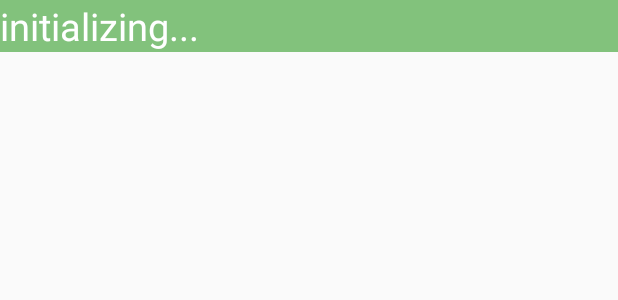
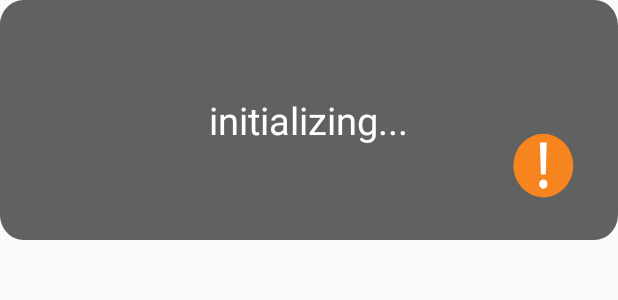
Before and after one commit to BernadetteCheng/CallerThing, an Android app: the layout floating_view_bad.xml on its own in the app's theme, with its tools: preview values and no code run, on a phone screen of 412 x 824 dp. Shown: the top 300 px of the screen. Run offline under Robolectric (Android 15) with nearby library versions, the light colour scheme and no system bars.

Commit message:
added overlays and misc fixes

```diff
--- a/app/src/main/java/com/example/callerthing/MainService.java
+++ b/app/src/main/java/com/example/callerthing/MainService.java
@@ -57,7 +57,11 @@ public class MainService extends Service implements View.OnTouchListener {
 
         FrameLayout interceptorLayout = new FrameLayout(this);
 
-        floatyView = ((LayoutInflater) getSystemService(Context.LAYOUT_INFLATER_SERVICE)).inflate(R.layout.floating_view, interceptorLayout);
+        if (finalString.contains("Unknown")) {
+            floatyView = ((LayoutInflater) getSystemService(Context.LAYOUT_INFLATER_SERVICE)).inflate(R.layout.floating_view_bad, interceptorLayout);
+        } else {
+            floatyView = ((LayoutInflater) getSystemService(Context.LAYOUT_INFLATER_SERVICE)).inflate(R.layout.floating_view_good, interceptorLayout);
+        }
 
         floatyView.setOnTouchListener(this);
 
--- a/app/src/main/java/com/example/callerthing/MyPhoneStateListener.java
+++ b/app/src/main/java/com/example/callerthing/MyPhoneStateListener.java
@@ -44,6 +44,7 @@ public class MyPhoneStateListener extends PhoneStateListener {
         }
     }
     public void getCallerData (final Context context, final String number) {
+
         RequestQueue queue = Volley.newRequestQueue(context.getApplicationContext());
         String url = "https://api.ekata.com/3.0/phone.json?api_key=337a4654a9854d20b556ef2926eaa919&phone.country_hint=1&phone="+number;
         StringRequest stringRequest = new StringRequest(Request.Method.GET, url,
--- /dev/null
+++ b/app/src/main/res/drawable/ic_whodis_overlay_01.xml
@@ -0,0 +1,15 @@
+<vector xmlns:android="http://schemas.android.com/apk/res/android"
+    android:width="162dp"
+    android:height="59.29dp"
+    android:viewportWidth="162"
+    android:viewportHeight="59.29">
+  <path
+      android:pathData="M155.78,59.29H6.22C2.79,59.29 0,56.51 0,53.07V6.22C0,2.79 2.79,0 6.22,0h149.55c3.44,0 6.22,2.79 6.22,6.22v46.85C162,56.51 159.21,59.29 155.78,59.29z"
+      android:fillColor="#606161"/>
+  <path
+      android:pathData="M142.43,40.9m-7.86,0a7.86,7.86 0,1 1,15.72 0a7.86,7.86 0,1 1,-15.72 0"
+      android:fillColor="#F6851F"/>
+  <path
+      android:pathData="M141.33,45.48c0,-0.68 0.45,-1.16 1.1,-1.16c0.66,0 1.08,0.48 1.09,1.16c0,0.64 -0.43,1.15 -1.1,1.15C141.77,46.63 141.32,46.12 141.33,45.48zM141.79,43.1l-0.26,-7.92h1.79l-0.26,7.92H141.79z"
+      android:fillColor="#FFFFFF"/>
+</vector>
--- a/app/src/main/res/layout/floating_view.xml
+++ b/app/src/main/res/layout/floating_view_bad.xml
@@ -1,17 +1,16 @@
 <?xml version="1.0" encoding="utf-8"?>
 <FrameLayout xmlns:android="http://schemas.android.com/apk/res/android"
-    android:background="#800c8c00"
+    android:background="@drawable/ic_whodis_overlay_01"
+    android:id="@+id/badone"
     android:layout_width="match_parent"
-    android:layout_height="wrap_content"
-    android:layout_centerHorizontal="true">
-
+    android:layout_height="160dp"
+    android:textAlignment="center">
     <TextView
         android:id="@+id/floatyText"
         android:textSize="25sp"
-        android:textAlignment="center"
+        android:layout_gravity="center"
         android:textColor="@android:color/white"
         android:layout_height="wrap_content"
         android:layout_width="wrap_content"
         android:text="initializing..." />
-
 </FrameLayout>
```
Also changed, not shown: app/src/main/java/com/example/callerthing/HomeActivity.java (+0 -9 lines), app/src/main/res/drawable/ic_whodis_overlay.xml (added, +15 -0 lines), app/src/main/res/layout/activity_home.xml (+0 -18 lines), app/src/main/res/layout/floating_view_good.xml (added, +16 -0 lines).
